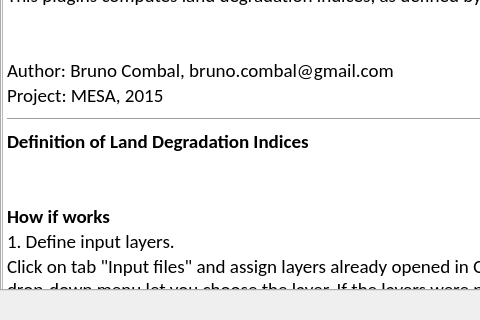
Old version of the form RCMRD_LandDegr/land_degr_dialog_base.ui in the repository BrunoCombal/qgis_plugins; both pictures show x 0 to 480 and y 180 to 500 of the 740 by 500 pixel window.
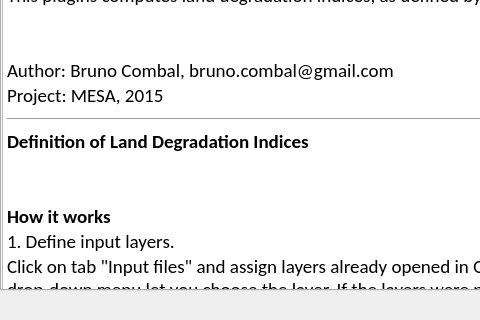
New version of the form.

```diff
--- a/RCMRD_LandDegr/land_degr_dialog_base.ui
+++ b/RCMRD_LandDegr/land_degr_dialog_base.ui
@@ -821,7 +821,7 @@
 &lt;p style=&quot; margin-top:0px; margin-bottom:0px; margin-left:0px; margin-right:0px; -qt-block-indent:0; text-indent:0px;&quot;&gt;&lt;span style=&quot; font-size:14pt; font-weight:600;&quot;&gt;Definition of Land Degradation Indices&lt;/span&gt;&lt;/p&gt;
 &lt;p style=&quot;-qt-paragraph-type:empty; margin-top:0px; margin-bottom:0px; margin-left:0px; margin-right:0px; -qt-block-indent:0; text-indent:0px; font-size:14pt;&quot;&gt;&lt;br /&gt;&lt;/p&gt;
 &lt;p style=&quot;-qt-paragraph-type:empty; margin-top:0px; margin-bottom:0px; margin-left:0px; margin-right:0px; -qt-block-indent:0; text-indent:0px; font-size:14pt;&quot;&gt;&lt;br /&gt;&lt;/p&gt;
-&lt;p style=&quot; margin-top:0px; margin-bottom:0px; margin-left:0px; margin-right:0px; -qt-block-indent:0; text-indent:0px;&quot;&gt;&lt;span style=&quot; font-size:14pt; font-weight:600;&quot;&gt;How if works&lt;/span&gt;&lt;/p&gt;
+&lt;p style=&quot; margin-top:0px; margin-bottom:0px; margin-left:0px; margin-right:0px; -qt-block-indent:0; text-indent:0px;&quot;&gt;&lt;span style=&quot; font-size:14pt; font-weight:600;&quot;&gt;How it works&lt;/span&gt;&lt;/p&gt;
 &lt;p style=&quot; margin-top:0px; margin-bottom:0px; margin-left:0px; margin-right:0px; -qt-block-indent:0; text-indent:0px;&quot;&gt;&lt;span style=&quot; font-size:14pt;&quot;&gt;1. Define input layers.&lt;/span&gt;&lt;/p&gt;
 &lt;p style=&quot; margin-top:0px; margin-bottom:0px; margin-left:0px; margin-right:0px; -qt-block-indent:0; text-indent:0px;&quot;&gt;&lt;span style=&quot; font-size:14pt;&quot;&gt;Click on tab &amp;quot;Input files&amp;quot; and assign layers already opened in QGIS to each variable: the drop-down menu let you choose the layer. If the layers were not initially open in QGIS, you can use the [...] button to browse to the file to open&lt;/span&gt;&lt;/p&gt;
 &lt;p style=&quot;-qt-paragraph-type:empty; margin-top:0px; margin-bottom:0px; margin-left:0px; margin-right:0px; -qt-block-indent:0; text-indent:0px; font-size:14pt;&quot;&gt;&lt;br /&gt;&lt;/p&gt;
```
